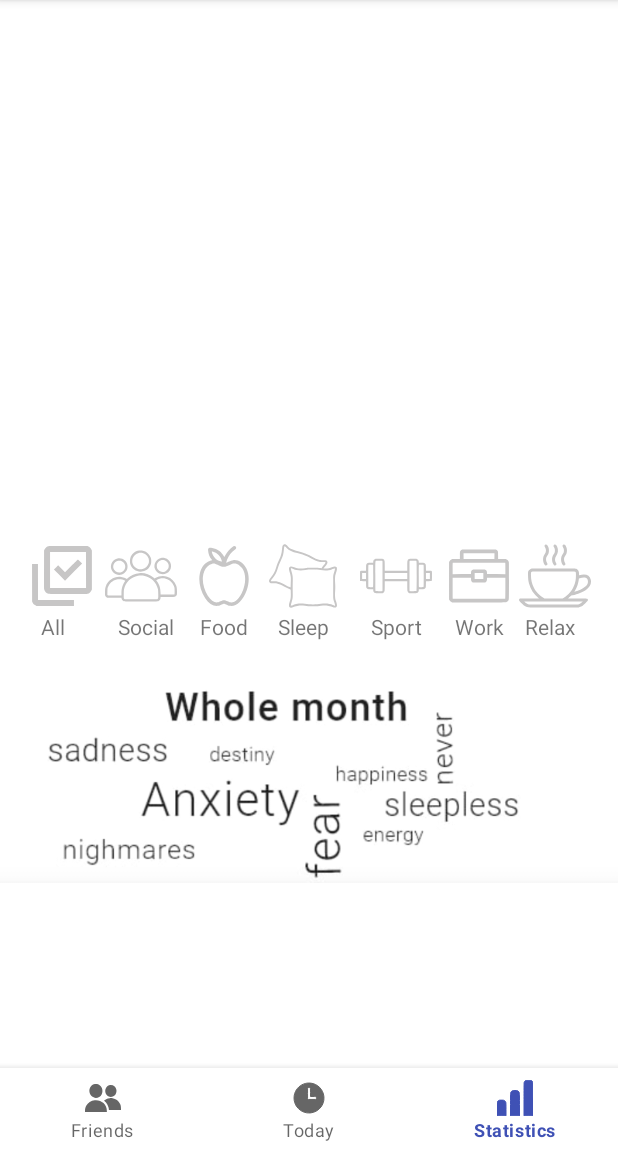
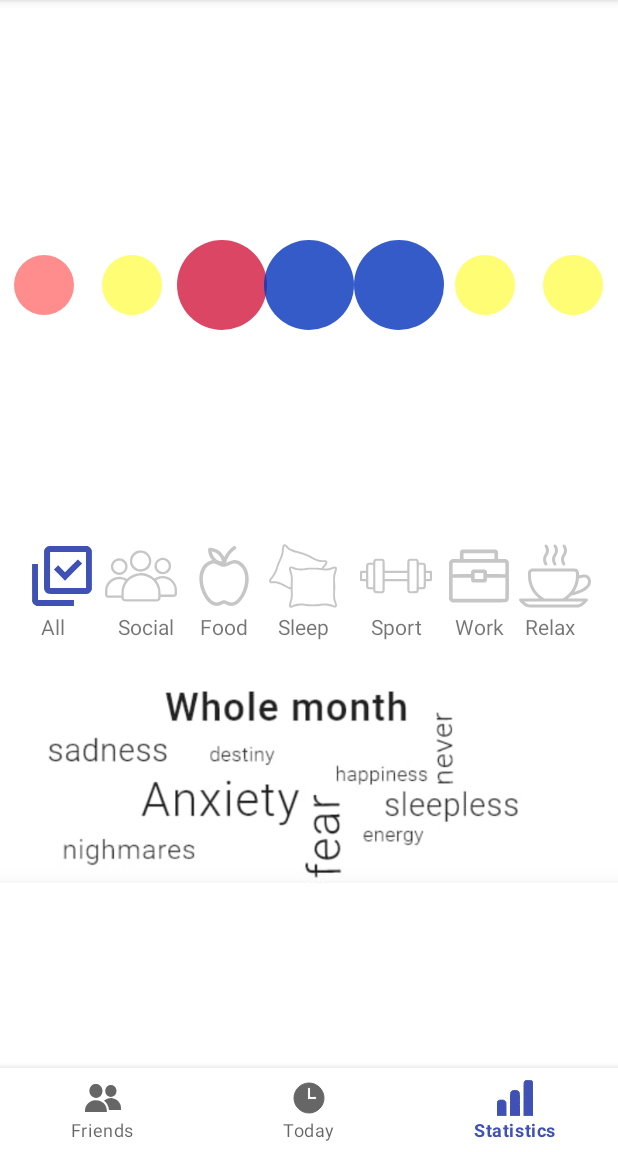
Before and after one commit to margharitasaweliewa/Mood_tracker, an Android app: the screen it shows after launch (MainActivity), item 3 of the bottom bar chosen, on a phone screen of 412 x 824 dp, the part 84-1236 px from its top. Run offline under Robolectric (Android 15) with nearby library versions, the phone set to English and light mode, and no system bars; our stand-ins replace navigation-ui; plain views replace CalenderEvent.

Commit message:
Created a visibility of calendar working

```diff
--- /dev/null
+++ b/app/src/main/res/drawable-v24/circle_blue.xml
@@ -0,0 +1,7 @@
+<?xml version="1.0" encoding="utf-8"?>
+<shape xmlns:android="http://schemas.android.com/apk/res/android"
+    android:shape="oval">
+    <solid android:color="#CE0534BC"/>
+    <stroke android:width="0dp" android:color="#fff" />
+    <size android:width="48dp" android:height="48dp"/>
+</shape>
--- /dev/null
+++ b/app/src/main/res/drawable-v24/circle_red_big.xml
@@ -0,0 +1,7 @@
+<?xml version="1.0" encoding="utf-8"?>
+<shape xmlns:android="http://schemas.android.com/apk/res/android"
+    android:shape="oval">
+    <solid android:color="#BECF082F"/>
+    <stroke android:width="0dp" android:color="#fff" />
+    <size android:width="48dp" android:height="48dp"/>
+</shape>
--- /dev/null
+++ b/app/src/main/res/drawable-v24/circle_yellow.xml
@@ -0,0 +1,7 @@
+<?xml version="1.0" encoding="utf-8"?>
+<shape xmlns:android="http://schemas.android.com/apk/res/android"
+    android:shape="oval">
+    <solid android:color="#BCFFFC43"/>
+    <stroke android:width="0dp" android:color="#fff" />
+    <size android:width="48dp" android:height="48dp"/>
+</shape>
--- a/app/src/main/res/drawable/circle_colorpicker.xml
+++ /dev/null
@@ -1,11 +0,0 @@
-<?xml version="1.0" encoding="utf-8"?>
-<selector xmlns:android="http://schemas.android.com/apk/res/android">
-<item android:state_pressed="false">
-    <shape android:shape="oval">
-    </shape>
-</item>
-<item android:state_pressed="true">
-    <shape android:shape="oval">
-    </shape>
-</item>
-</selector>
--- /dev/null
+++ b/app/src/main/res/drawable/circle_red.xml
@@ -0,0 +1,7 @@
+<?xml version="1.0" encoding="utf-8"?>
+<shape xmlns:android="http://schemas.android.com/apk/res/android"
+    android:shape="oval">
+    <solid android:color="#72FF0000"/>
+    <stroke android:width="0dp" android:color="#fff" />
+    <size android:width="48dp" android:height="48dp"/>
+</shape>
--- /dev/null
+++ b/app/src/main/res/drawable/ic_free_icon_colleagues.xml
@@ -0,0 +1,23 @@
+<vector android:height="40dp" android:viewportHeight="512"
+    android:viewportWidth="512" android:width="40dp" xmlns:android="http://schemas.android.com/apk/res/android">
+    <path android:fillColor="#BDAE23"
+        android:pathData="M64.5,57c-23.6,4.2 -39.8,23.2 -39.8,47 0,13.7 5.9,27.2 15.3,35.3l3.8,3.3 -1.4,5.9c-5.6,24.2 -0.8,43.2 14.8,58.9 4.4,4.3 8.1,7.6 8.3,7.4 0.2,-0.2 0,-3.5 -0.6,-7.3 -2.1,-14.4 1.3,-32.6 8.3,-44 3.2,-5.3 14.5,-19 19.7,-23.9l3.1,-3 3.8,2.3c18,10.9 39.5,17.7 69.6,22 14,2.1 16.6,3.3 20.1,9.2 1.8,3.1 2,5.2 2,21.6 0,10.1 0.1,18.3 0.2,18.3 0.1,-0 2.3,-2.9 4.9,-6.5 2.5,-3.6 5.8,-9.8 7.3,-13.8 2.4,-6.8 2.6,-8.2 2.5,-24.2 0,-15.6 -0.3,-17.8 -2.8,-26 -9,-29.8 -28,-49.3 -55.2,-56.6 -6.2,-1.7 -10.8,-2.2 -21.6,-2.2 -12.8,-0 -13.7,-0.2 -14.6,-2.1 -1.8,-3.8 -8.1,-10.4 -13.5,-13.9 -9.7,-6.5 -23.4,-9.5 -34.2,-7.7z" android:strokeColor="#00000000"/>
+    <path android:fillColor="#000000"
+        android:pathData="M320,65c-16.2,3.4 -28.6,16.7 -31.2,33.8 -1.1,6.5 -1,7.3 1.3,11.8 1.8,3.6 3.5,5.4 6.8,7.1l4.4,2.3 51.4,-0c49.1,-0 51.5,0.1 55.2,2 6.6,3.3 8.1,7 8.1,19.6 0,13 1,17.3 5.1,21.3 6.3,6.4 15.7,6 22.1,-0.7 4.7,-5 5.3,-9.6 4.5,-33.7 -0.4,-14.2 -1,-19.4 -2.6,-24.5 -5.6,-17.8 -19,-31.3 -37.1,-37.2 -6.1,-2 -8.7,-2.2 -45,-2.4 -21.2,-0.2 -40.5,0.1 -43,0.6z" android:strokeColor="#00000000"/>
+    <path android:fillColor="#000000"
+        android:pathData="M332.3,157.2c-5.5,2.7 -5,11.4 0.8,13.8 8.9,3.7 15.1,-9.9 6.3,-13.9 -3,-1.3 -4.2,-1.3 -7.1,0.1z" android:strokeColor="#00000000"/>
+    <path android:fillColor="#000000"
+        android:pathData="M380.3,157.2c-5.5,2.7 -5,11.4 0.8,13.8 8.9,3.7 15.1,-9.9 6.3,-13.9 -3,-1.3 -4.2,-1.3 -7.1,0.1z" android:strokeColor="#00000000"/>
+    <path android:fillColor="#000000"
+        android:pathData="M106.5,182.5c-5,4.9 -1.5,13.5 5.5,13.5 4.1,-0 8,-3.9 8,-8 0,-4.1 -3.9,-8 -8,-8 -1.9,-0 -4,0.9 -5.5,2.5z" android:strokeColor="#00000000"/>
+    <path android:fillColor="#000000"
+        android:pathData="M154.5,182.5c-5,4.9 -1.5,13.5 5.5,13.5 4.1,-0 8,-3.9 8,-8 0,-4.1 -3.9,-8 -8,-8 -1.9,-0 -4,0.9 -5.5,2.5z" android:strokeColor="#00000000"/>
+    <path android:fillColor="#000000"
+        android:pathData="M337.8,250.9c-6.4,4.1 -9.4,8.9 -11.2,18.1 -0.4,2.1 -3.5,4.1 -17.2,11.5 -24.5,13.3 -28,17.9 -29.1,38.9 -0.6,10.7 -0.6,10.8 1.5,9.7 1.4,-0.7 14,-1.1 40,-1.1l37.9,-0 0.6,-6.3c0.4,-3.4 1,-12.2 1.3,-19.6 0.8,-14.9 0.6,-14.6 8.9,-19.4l4.8,-2.8 -15.9,-16c-8.7,-8.7 -16.1,-15.9 -16.4,-15.9 -0.4,-0 -2.7,1.3 -5.2,2.9z" android:strokeColor="#00000000"/>
+    <path android:fillColor="#000000"
+        android:pathData="M391.5,264c-8.8,8.8 -15.7,16.1 -15.5,16.3 0.3,0.2 3,2 6.1,3.9l5.6,3.6 0.7,11.8c0.3,6.6 0.9,15.6 1.2,20.1l0.7,8.3 23.2,-0c22.5,-0 23.3,0.1 26.6,2.3 1.8,1.2 4.4,3.8 5.6,5.6l2.3,3.4 0,44.7 0,44.7 -2.3,3.4c-1.2,1.8 -3.8,4.4 -5.6,5.6l-3.4,2.3 25.7,-0 25.7,-0 -0.3,-65.8c-0.4,-74.2 0,-70.8 -8.3,-80 -3.6,-3.9 -8.9,-7.2 -30.8,-19 -22.4,-12 -27.1,-15 -30.2,-18.8 -2,-2.4 -5.4,-5.3 -7.4,-6.4l-3.8,-1.9 -15.8,15.9z" android:strokeColor="#00000000"/>
+    <path android:fillColor="#000000"
+        android:pathData="M88.2,259.8l0.3,9.7 6.2,3c10.7,5.3 19.1,7 33.8,6.9 7.8,-0.1 15,-0.8 18,-1.6l5,-1.4 0.3,-8.2c0.2,-4.5 -0.1,-8.2 -0.6,-8.2 -0.5,-0 -2.9,0.7 -5.3,1.6 -6.2,2.2 -20.2,2.9 -28.5,1.5 -8,-1.4 -18.2,-5.5 -24.8,-10l-4.7,-3.1 0.3,9.8z" android:strokeColor="#00000000"/>
+    <path android:fillColor="#000000"
+        android:pathData="M73,330.2c-3.3,1.7 -5.1,3.5 -6.7,6.8 -2.3,4.4 -2.3,4.8 -2.3,47 0,42.2 0,42.6 2.3,47 1.6,3.3 3.4,5.1 6.7,6.7l4.4,2.3 74.6,-0 74.6,-0 4.4,-2.3c3.3,-1.6 5.1,-3.4 6.8,-6.7l2.3,-4.5 -0.3,-43.5c-0.3,-42.7 -0.3,-43.6 -2.5,-47 -1.2,-1.9 -3.7,-4.4 -5.5,-5.5 -3.2,-1.9 -5.3,-2 -78.8,-2.3l-75.5,-0.2 -4.5,2.2zM157.2,369.6c3.5,0.8 8.4,6.3 9.7,10.9 2.5,9 -5.1,18.5 -14.7,18.5 -4.9,-0 -8.6,-1.7 -12.2,-5.5 -2.2,-2.3 -2.5,-3.6 -2.5,-9.5 0,-6.5 0.2,-7.1 3.4,-10.4 3.2,-3.3 9,-5.7 12.1,-5 0.8,0.2 2.7,0.6 4.2,1z" android:strokeColor="#00000000"/>
+</vector>
--- a/app/src/main/res/drawable/ic_select_all.xml
+++ b/app/src/main/res/drawable/ic_select_all.xml
@@ -1,9 +1,9 @@
 <vector android:height="48dp" android:viewportHeight="512"
     android:viewportWidth="512" android:width="48dp" xmlns:android="http://schemas.android.com/apk/res/android">
-    <path android:fillColor="#C7C6C6"
+    <path android:fillColor="@color/purple_500"
         android:pathData="M157,45c-11.9,4.3 -21.5,13.5 -26.3,25.2l-2.2,5.3 -0.3,134.5c-0.2,100.5 0,135.9 0.9,140 3.3,15.5 15.7,28.5 31.3,32.6 4.2,1.1 28.6,1.4 138.1,1.4 145.4,-0 139.3,0.2 149.5,-5.7 6.9,-4.1 13.4,-11.2 17.1,-18.9l3.4,-6.9 0,-139.1 0,-139 -3.7,-7.5c-4.6,-9.3 -11.2,-15.8 -20.6,-20.2l-6.7,-3.2 -137.5,-0.2c-134.6,-0.2 -137.6,-0.2 -143,1.7zM426.8,213.2l0.2,127.8 -128,-0 -128,-0 0,-128 0,-128 127.8,0.2 127.7,0.3 0.3,127.7z" android:strokeColor="#00000000"/>
-    <path android:fillColor="#C7C6C6"
+    <path android:fillColor="@color/purple_500"
         android:pathData="M323,183.5l-45.5,45.5 -24.5,-24.5 -24.5,-24.5 -15,15 -15,15 39.5,39.5 39.5,39.5 60.7,-60.7 60.8,-60.8 -14.7,-14.7c-8.1,-8.2 -15,-14.8 -15.3,-14.8 -0.3,-0 -21,20.5 -46,45.5z" android:strokeColor="#00000000"/>
-    <path android:fillColor="#C7C6C6"
+    <path android:fillColor="@color/purple_500"
         android:pathData="M43.2,304.2l0.3,133.3 3.2,6.7c4.4,9.4 10.9,16 20.2,20.6l7.5,3.7 133.3,0.3 133.3,0.2 0,-21 0,-21 -127.7,-0.2 -127.8,-0.3 -0.3,-127.8 -0.2,-127.7 -21,-0 -21,-0 0.2,133.2z" android:strokeColor="#00000000"/>
 </vector>
--- a/app/src/main/res/layout/fragment_statistics.xml
+++ b/app/src/main/res/layout/fragment_statistics.xml
@@ -24,9 +24,85 @@
     app:selector_color="@color/purple_500"
     tools:layout_editor_absoluteX="73dp"
     tools:layout_editor_absoluteY="-34dp">
+
 </com.skyhope.eventcalenderlibrary.CalenderEvent>
 
-<ImageButton
+
+        <ImageView
+            android:id="@+id/circle_17"
+            android:layout_width="40dp"
+            android:layout_height="40dp"
+            android:layout_marginStart="9dp"
+            android:layout_marginTop="170dp"
+            android:layout_weight="1"
+            android:src="@drawable/circle_red"
+            app:layout_constraintStart_toStartOf="parent"
+            app:layout_constraintTop_toTopOf="parent" />
+
+        <ImageView
+            android:id="@+id/circle_18"
+            android:layout_width="40dp"
+            android:layout_height="40dp"
+            android:layout_marginStart="68dp"
+            android:layout_marginTop="170dp"
+            android:layout_weight="1"
+            android:src="@drawable/circle_yellow"
+            app:layout_constraintStart_toStartOf="parent"
+            app:layout_constraintTop_toTopOf="parent" />
+
+        <ImageView
+            android:id="@+id/circle_19"
+            android:layout_width="60dp"
+            android:layout_height="60dp"
+            android:layout_marginStart="118dp"
+            android:layout_marginTop="160dp"
+            android:layout_weight="1"
+            android:src="@drawable/circle_red_big"
+            app:layout_constraintStart_toStartOf="parent"
+            app:layout_constraintTop_toTopOf="parent" />
+
+        <ImageView
+            android:id="@+id/circle_20"
+            android:layout_width="60dp"
+            android:layout_height="60dp"
+            android:layout_marginStart="176dp"
+            android:layout_marginTop="160dp"
+            android:layout_weight="1"
+            android:src="@drawable/circle_blue"
+            app:layout_constraintStart_toStartOf="parent"
+            app:layout_constraintTop_toTopOf="parent" />
+        <ImageView
+            android:id="@+id/circle_21"
+            android:layout_width="60dp"
+            android:layout_height="60dp"
+            android:layout_marginStart="236dp"
+            android:layout_marginTop="160dp"
+            android:layout_weight="1"
+            android:src="@drawable/circle_blue"
+            app:layout_constraintStart_toStartOf="parent"
+            app:layout_constraintTop_toTopOf="parent"/>
+        <ImageView
+            android:id="@+id/circle_22"
+            android:layout_width="40dp"
+            android:layout_height="40dp"
+            android:layout_marginStart="303dp"
+            android:layout_marginTop="170dp"
+            android:layout_weight="1"
+            android:src="@drawable/circle_yellow"
+            app:layout_constraintStart_toStartOf="parent"
+            app:layout_constraintTop_toTopOf="parent" />
+        <ImageView
+            android:id="@+id/circle_23"
+            android:layout_width="40dp"
+            android:layout_height="40dp"
+            android:layout_marginStart="362dp"
+            android:layout_marginTop="170dp"
+            android:layout_weight="1"
+            android:src="@drawable/circle_yellow"
+            app:layout_constraintStart_toStartOf="parent"
+            app:layout_constraintTop_toTopOf="parent" />
+
+        <ImageButton
     android:id="@+id/button_sport"
     android:layout_width="wrap_content"
     android:layout_height="wrap_content"
--- a/app/src/main/res/layout/sharing.xml
+++ b/app/src/main/res/layout/sharing.xml
@@ -49,12 +49,11 @@
         android:id="@+id/button_color"
         android:layout_width="190dp"
         android:layout_height="92dp"
-        android:layout_marginStart="10dp"
+        android:layout_marginStart="8dp"
         android:layout_marginTop="8dp"
+        android:gravity="center_horizontal|top"
         android:text="@string/button_color"
-        android:backgroundTint="@color/white"
         android:textColor="@color/black"
-        android:gravity = "center_horizontal|top"
         app:layout_constraintStart_toStartOf="parent"
         app:layout_constraintTop_toBottomOf="@+id/information_to_share" />
 
```
Also changed, not shown: app/src/main/res/drawable/colleagues.png (added), app/src/main/res/drawable/doctors.png (added), app/src/main/res/drawable/family.png (added), app/src/main/res/drawable/friends.png (added).
